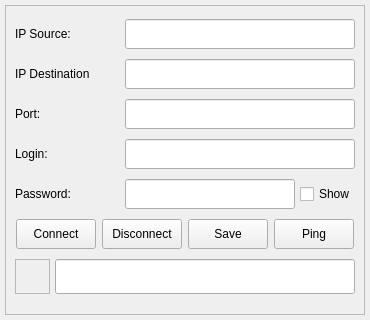
Above: resources/ui_raw/bandito_settings.ui from Einthel/EL_GUI_BANDITO4 before the change. Below: the same form after it.
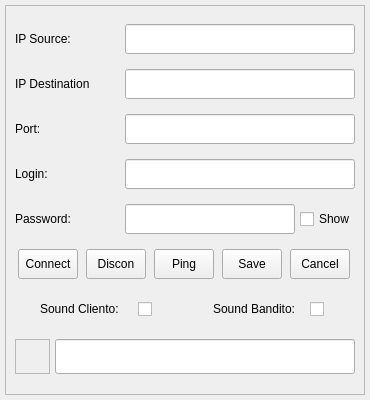
That is the form after the change.

What changed in the file:
```diff
--- a/resources/ui_raw/bandito_settings.ui
+++ b/resources/ui_raw/bandito_settings.ui
@@ -10,19 +10,19 @@
     <x>0</x>
     <y>0</y>
     <width>370</width>
-    <height>320</height>
+    <height>400</height>
    </rect>
   </property>
   <property name="minimumSize">
    <size>
     <width>370</width>
-    <height>320</height>
+    <height>400</height>
    </size>
   </property>
   <property name="maximumSize">
    <size>
     <width>372</width>
-    <height>320</height>
+    <height>400</height>
    </size>
   </property>
   <property name="contextMenuPolicy">
@@ -31,7 +31,7 @@
   <property name="windowTitle">
    <string>Settings</string>
   </property>
-  <layout class="QGridLayout" name="gridLayout" rowstretch="0" columnstretch="0">
+  <layout class="QGridLayout" name="gridLayout">
    <property name="leftMargin">
     <number>5</number>
    </property>
@@ -47,19 +47,13 @@
    <property name="spacing">
     <number>5</number>
    </property>
-   <item row="0" column="0" alignment="Qt::AlignmentFlag::AlignTop">
+   <item row="0" column="0">
     <widget class="QFrame" name="settings_qFrame">
-     <property name="minimumSize">
-      <size>
-       <width>0</width>
-       <height>310</height>
-      </size>
-     </property>
-     <property name="maximumSize">
-      <size>
-       <width>16777215</width>
-       <height>310</height>
-      </size>
+     <property name="sizePolicy">
+      <sizepolicy hsizetype="Preferred" vsizetype="Preferred">
+       <horstretch>0</horstretch>
+       <verstretch>0</verstretch>
+      </sizepolicy>
      </property>
      <property name="frameShape">
       <enum>QFrame::Shape::StyledPanel</enum>
@@ -358,13 +352,13 @@
          <widget class="QToolButton" name="connect_toolB">
           <property name="minimumSize">
            <size>
-            <width>80</width>
+            <width>60</width>
             <height>30</height>
            </size>
           </property>
           <property name="maximumSize">
            <size>
-            <width>80</width>
+            <width>60</width>
             <height>30</height>
            </size>
           </property>
@@ -377,37 +371,18 @@
          <widget class="QToolButton" name="disconnect_toolB">
           <property name="minimumSize">
            <size>
-            <width>80</width>
+            <width>60</width>
             <height>30</height>
            </size>
           </property>
           <property name="maximumSize">
            <size>
-            <width>80</width>
+            <width>60</width>
             <height>30</height>
            </size>
           </property>
           <property name="text">
-           <string>Disconnect</string>
-          </property>
-         </widget>
-        </item>
-        <item>
-         <widget class="QToolButton" name="save_toolB">
-          <property name="minimumSize">
-           <size>
-            <width>80</width>
-            <height>30</height>
-           </size>
-          </property>
-          <property name="maximumSize">
-           <size>
-            <width>80</width>
-            <height>30</height>
-           </size>
-          </property>
-          <property name="text">
-           <string>Save</string>
+           <string>Discon</string>
           </property>
          </widget>
         </item>
@@ -415,13 +390,13 @@
          <widget class="QToolButton" name="ping_toolB">
           <property name="minimumSize">
            <size>
-            <width>80</width>
+            <width>60</width>
             <height>30</height>
            </size>
           </property>
           <property name="maximumSize">
            <size>
-            <width>80</width>
+            <width>60</width>
             <height>30</height>
            </size>
           </property>
@@ -429,6 +404,153 @@
            <string>Ping</string>
           </property>
          </widget>
+        </item>
+        <item>
+         <widget class="QToolButton" name="save_toolB">
+          <property name="minimumSize">
+           <size>
+            <width>60</width>
+            <height>30</height>
+           </size>
+          </property>
+          <property name="maximumSize">
+           <size>
+            <width>60</width>
+            <height>30</height>
+           </size>
+          </property>
+          <property name="text">
+           <string>Save</string>
+          </property>
+         </widget>
+        </item>
+        <item>
+         <widget class="QToolButton" name="cancel_toolB">
+          <property name="minimumSize">
+           <size>
+            <width>60</width>
+            <height>30</height>
+           </size>
+          </property>
+          <property name="maximumSize">
+           <size>
+            <width>60</width>
+            <height>30</height>
+           </size>
+          </property>
+          <property name="text">
+           <string>Cancel</string>
+          </property>
+         </widget>
+        </item>
+       </layout>
+      </item>
+      <item>
+       <layout class="QHBoxLayout" name="horizontalLayout">
+        <property name="spacing">
+         <number>5</number>
+        </property>
+        <item>
+         <layout class="QHBoxLayout" name="sound">
+          <property name="spacing">
+           <number>10</number>
+          </property>
+          <property name="leftMargin">
+           <number>25</number>
+          </property>
+          <property name="rightMargin">
+           <number>25</number>
+          </property>
+          <item alignment="Qt::AlignmentFlag::AlignLeft">
+           <widget class="QLabel" name="sound_label">
+            <property name="minimumSize">
+             <size>
+              <width>60</width>
+              <height>30</height>
+             </size>
+            </property>
+            <property name="maximumSize">
+             <size>
+              <width>110</width>
+              <height>30</height>
+             </size>
+            </property>
+            <property name="text">
+             <string>Sound Cliento:</string>
+            </property>
+           </widget>
+          </item>
+          <item>
+           <widget class="QCheckBox" name="sound_checkB">
+            <property name="minimumSize">
+             <size>
+              <width>20</width>
+              <height>20</height>
+             </size>
+            </property>
+            <property name="maximumSize">
+             <size>
+              <width>20</width>
+              <height>20</height>
+             </size>
+            </property>
+            <property name="text">
+             <string/>
+            </property>
+           </widget>
+          </item>
+         </layout>
+        </item>
+        <item>
+         <layout class="QHBoxLayout" name="sound_bandito">
+          <property name="spacing">
+           <number>10</number>
+          </property>
+          <property name="leftMargin">
+           <number>25</number>
+          </property>
+          <property name="rightMargin">
+           <number>25</number>
+          </property>
+          <item alignment="Qt::AlignmentFlag::AlignLeft">
+           <widget class="QLabel" name="sound_bandito_label">
+            <property name="minimumSize">
+             <size>
+              <width>60</width>
+              <height>30</height>
+             </size>
+            </property>
+            <property name="maximumSize">
+             <size>
+              <width>110</width>
+              <height>30</height>
+             </size>
+            </property>
+            <property name="text">
+             <string>Sound Bandito:</string>
+            </property>
+           </widget>
+          </item>
+          <item>
+           <widget class="QCheckBox" name="sound_bandito_checkB">
+            <property name="minimumSize">
+             <size>
+              <width>20</width>
+              <height>20</height>
+             </size>
+            </property>
+            <property name="maximumSize">
+             <size>
+              <width>20</width>
+              <height>20</height>
+             </size>
+            </property>
+            <property name="text">
+             <string/>
+            </property>
+           </widget>
+          </item>
+         </layout>
         </item>
        </layout>
       </item>
```
